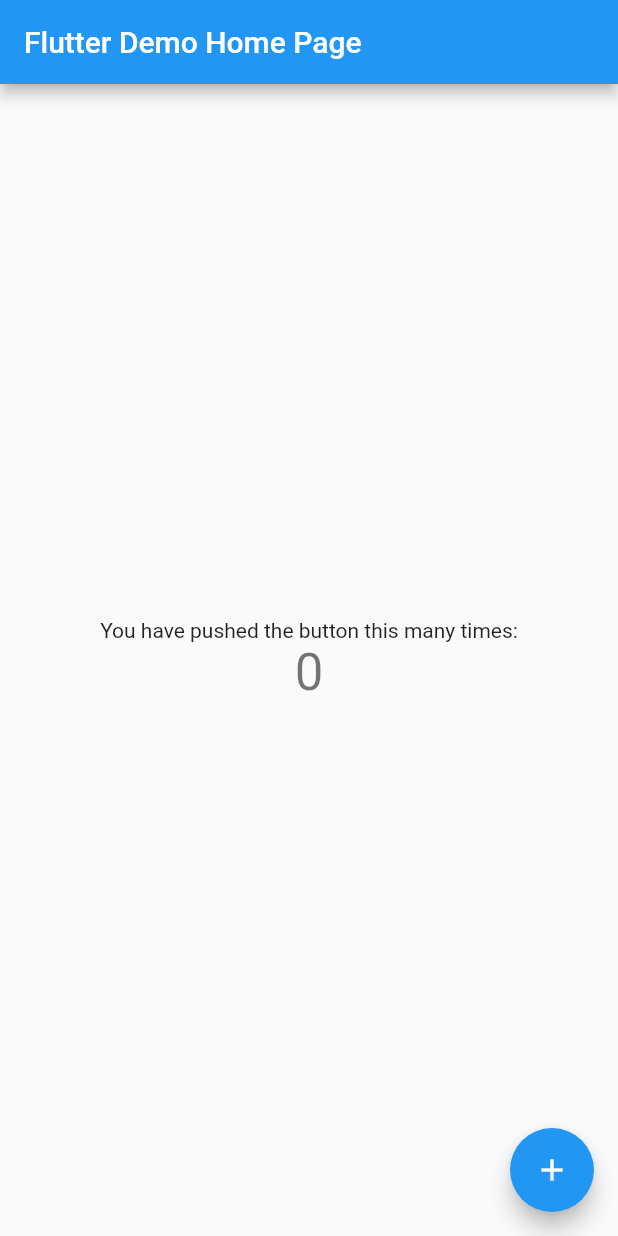
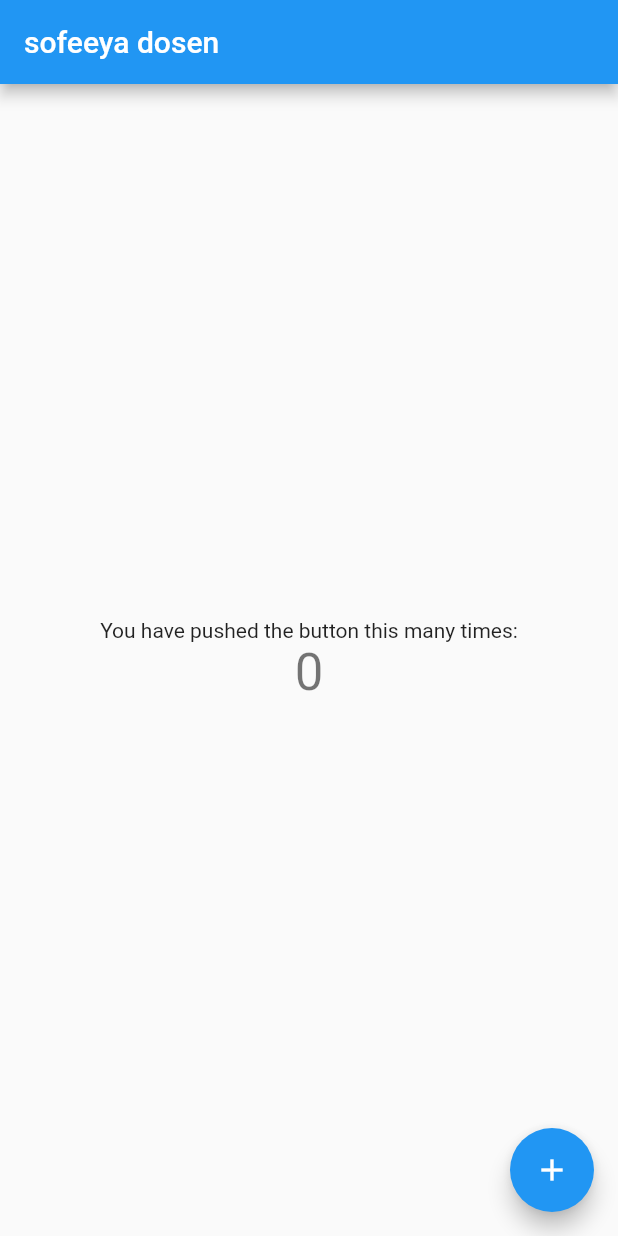
Before and after one commit to Sofia623/flutterdemo, a Flutter app: the screen it shows after launch, on a phone screen of 412 x 824 dp. Run offline on Flutter 3.47's test engine with Material 2 defaults, Android fonts, the phone set to English and light mode, and no system bars.

Commit message:
Change title

```diff
--- a/lib/main.dart
+++ b/lib/main.dart
@@ -26,7 +26,7 @@ class MyApp extends StatelessWidget {
         // closer together (more dense) than on mobile platforms.
         visualDensity: VisualDensity.adaptivePlatformDensity,
       ),
-      home: MyHomePage(title: 'Flutter Demo Home Page'),
+      home: MyHomePage(title: 'sofeeya dosen'),
     );
   }
 }
```
